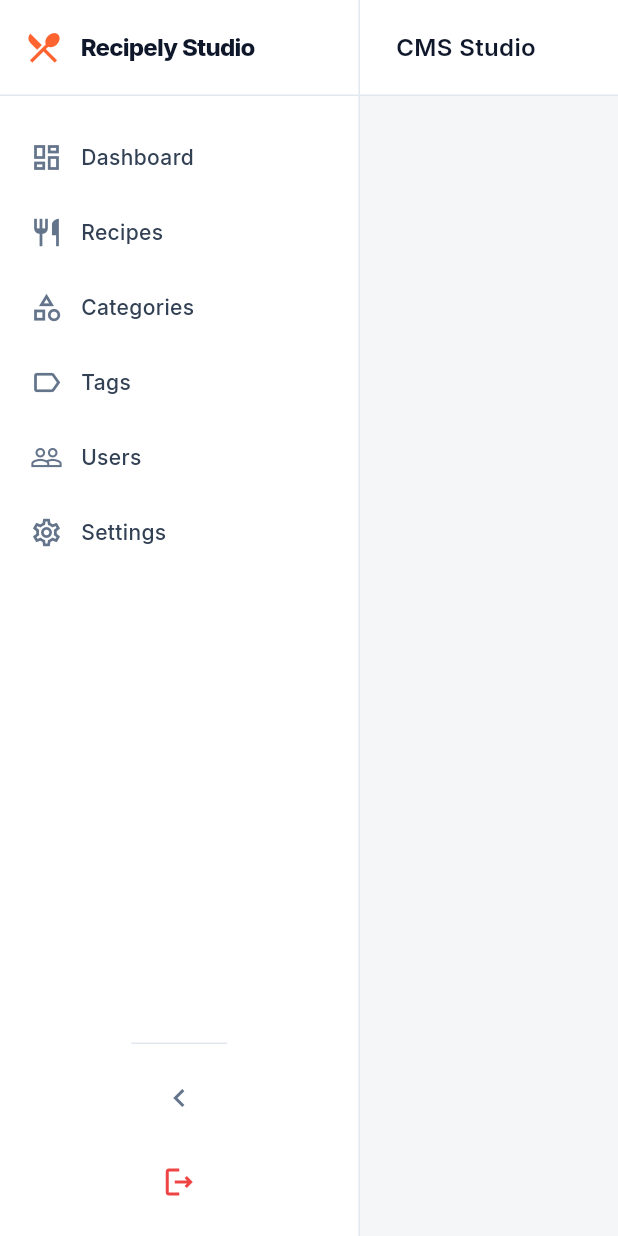
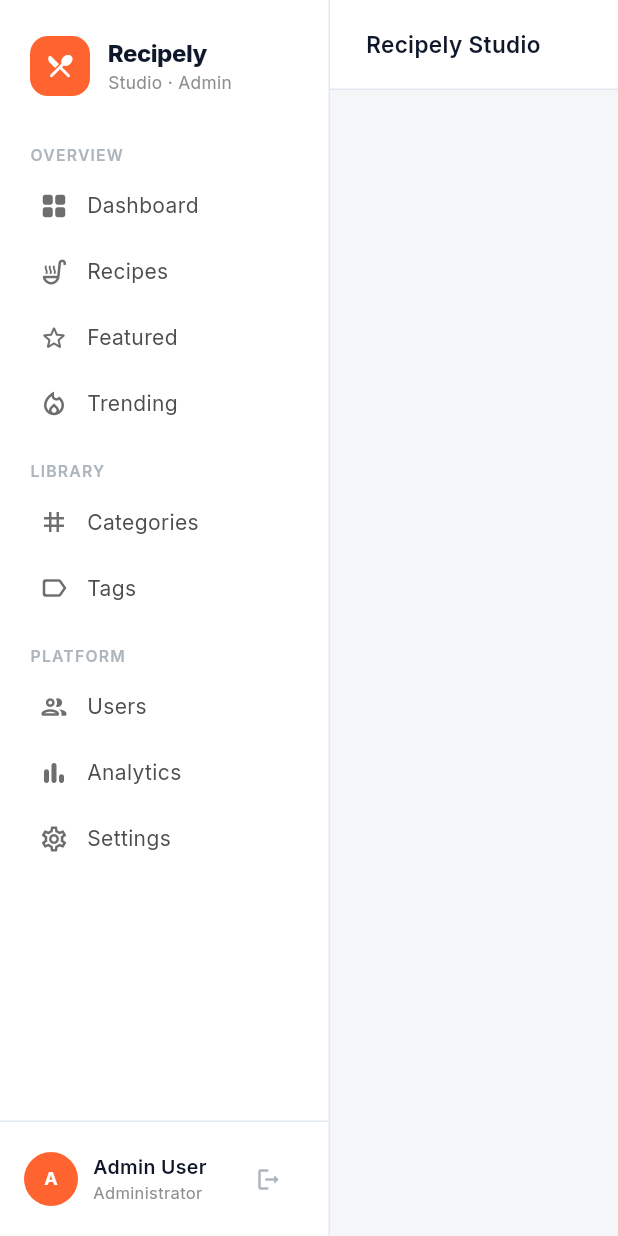
Before and after one commit to sreejithcs007/recipely_studio, a Flutter app: the AdminLayout screen opened directly with empty values, on a phone screen of 412 x 824 dp. Run offline on Flutter 3.47's test engine with Material 3 defaults, Android fonts, the phone set to English and light mode, and no system bars; our stand-ins replace cached_network_image, equatable, file_picker, fl_chart, flutter_bloc, get_it and 3 more; missing offline and left inert: dart:html; accounts and stored records are empty.

Commit message:
feat: implement admin dashboard layout with sidebar navigation and authentication guard

```diff
--- a/lib/shared/widgets/navigation/admin_layout.dart
+++ b/lib/shared/widgets/navigation/admin_layout.dart
@@ -14,8 +14,6 @@ class AdminLayout extends StatefulWidget {
 }
 
 class _AdminLayoutState extends State<AdminLayout> {
-  bool _isSidebarCollapsed = false;
-
   void _onNavigate(String path) {
     context.go(path);
   }
@@ -44,125 +42,222 @@ class _AdminLayoutState extends State<AdminLayout> {
         body: Row(
           children: [
             // ── Sidebar Navigation ──────────────────────────────────────────
-            AnimatedContainer(
-              duration: const Duration(milliseconds: 200),
-              width: _isSidebarCollapsed ? 72 : 240,
+            Container(
+              width: 220,
               decoration: BoxDecoration(
                 color: sidebarBg,
                 border: Border(right: BorderSide(color: borderColor, width: 1)),
               ),
               child: Column(
+                crossAxisAlignment: CrossAxisAlignment.start,
                 children: [
-                  // Sidebar Header (Logo)
+                  // ── Logo Header ──────────────────────────────────────────
+                  Padding(
+                    padding: const EdgeInsets.fromLTRB(20, 24, 20, 24),
+                    child: Row(
+                      children: [
                         Container(
-                    height: 64,
-                    alignment: Alignment.center,
-                    padding: const EdgeInsets.symmetric(horizontal: 16),
+                          width: 40,
+                          height: 40,
                           decoration: BoxDecoration(
-                      border: Border(bottom: BorderSide(color: borderColor, width: 1)),
+                            color: Theme.of(context).primaryColor,
+                            borderRadius: BorderRadius.circular(12),
                           ),
-                    child: Row(
-                      mainAxisAlignment: _isSidebarCollapsed ? MainAxisAlignment.center : MainAxisAlignment.start,
+                          child: const Icon(
+                            Icons.restaurant_menu_rounded,
+                            color: Colors.white,
+                            size: 20,
+                          ),
+                        ),
+                        const SizedBox(width: 12),
+                        Column(
+                          crossAxisAlignment: CrossAxisAlignment.start,
                           children: [
-                        Icon(
-                          Icons.restaurant_menu,
-                          color: Theme.of(context).primaryColor,
-                          size: 26,
-                        ),
-                        if (!_isSidebarCollapsed) ...[
-                          const SizedBox(width: 12),
                             Text(
-                            'Recipely Studio',
+                              'Recipely',
                               style: GoogleFonts.inter(
                                 fontSize: 16,
                                 fontWeight: FontWeight.w800,
                                 color: textColor,
-                              letterSpacing: -0.5,
+                                letterSpacing: -0.3,
                               ),
                             ),
-                        ]
-                      ],
+                            Text(
+                              'Studio · Admin',
+                              style: GoogleFonts.inter(
+                                fontSize: 11.5,
+                                fontWeight: FontWeight.w400,
+                                color: isDark
+                                    ? const Color(0xFF8E8E8E)
+                                    : const Color(0xFF8E8E8E),
                               ),
                             ),
-                  // Sidebar Items List
-                  Expanded(
-                    child: ListView(
-                      padding: const EdgeInsets.symmetric(vertical: 16, horizontal: 8),
-                      children: [
-                        _buildNavItem(
-                          icon: Icons.dashboard_outlined,
-                          activeIcon: Icons.dashboard,
-                          label: 'Dashboard',
-                          path: '/dashboard',
-                          currentRoute: currentRoute,
-                        ),
-                        _buildNavItem(
-                          icon: Icons.restaurant_outlined,
-                          activeIcon: Icons.restaurant,
-                          label: 'Recipes',
-                          path: '/recipes',
-                          currentRoute: currentRoute,
-                        ),
-                        _buildNavItem(
-                          icon: Icons.category_outlined,
-                          activeIcon: Icons.category,
-                          label: 'Categories',
-                          path: '/categories',
-                          currentRoute: currentRoute,
-                        ),
-                        _buildNavItem(
-                          icon: Icons.label_outline,
-                          activeIcon: Icons.label,
-                          label: 'Tags',
-                          path: '/tags',
-                          currentRoute: currentRoute,
-                        ),
-                        _buildNavItem(
-                          icon: Icons.people_outline,
-                          activeIcon: Icons.people,
-                          label: 'Users',
-                          path: '/users',
-                          currentRoute: currentRoute,
-                        ),
-                        _buildNavItem(
-                          icon: Icons.settings_outlined,
-                          activeIcon: Icons.settings,
-                          label: 'Settings',
-                          path: '/settings',
-                          currentRoute: currentRoute,
+                          ],
                         ),
                       ],
                     ),
                   ),
-                  // Sidebar Footer (Collapse Toggle + Logout)
-                  Container(
+
+                  // ── Navigation List ──────────────────────────────────────
+                  Expanded(
+                    child: ListView(
+                      padding: const EdgeInsets.symmetric(horizontal: 12),
+                      children: [
+                        _buildSectionLabel('OVERVIEW', isDark),
+                        _buildNavItem(
+                          icon: Icons.grid_view_rounded,
+                          label: 'Dashboard',
+                          path: '/dashboard',
+                          currentRoute: currentRoute,
+                          isDark: isDark,
+                        ),
+                        _buildNavItem(
+                          icon: Icons.soup_kitchen_outlined,
+                          label: 'Recipes',
+                          path: '/recipes',
+                          currentRoute: currentRoute,
+                          isDark: isDark,
+                        ),
+                        _buildNavItem(
+                          icon: Icons.star_border_rounded,
+                          label: 'Featured',
+                          path: '/featured',
+                          currentRoute: currentRoute,
+                          isDark: isDark,
+                        ),
+                        _buildNavItem(
+                          icon: Icons.local_fire_department_outlined,
+                          label: 'Trending',
+                          path: '/trending',
+                          currentRoute: currentRoute,
+                          isDark: isDark,
+                        ),
+                        const SizedBox(height: 8),
+                        _buildSectionLabel('LIBRARY', isDark),
+                        _buildNavItem(
+                          icon: Icons.grid_3x3_outlined,
+                          label: 'Categories',
+                          path: '/categories',
+                          currentRoute: currentRoute,
+                          isDark: isDark,
+                        ),
+                        _buildNavItem(
+                          icon: Icons.label_outline_rounded,
+                          label: 'Tags',
+                          path: '/tags',
+                          currentRoute: currentRoute,
+                          isDark: isDark,
+                        ),
+                        const SizedBox(height: 8),
+                        _buildSectionLabel('PLATFORM', isDark),
+                        _buildNavItem(
+                          icon: Icons.people_outline_rounded,
+                          label: 'Users',
+                          path: '/users',
+                          currentRoute: currentRoute,
+                          isDark: isDark,
+                        ),
+                        _buildNavItem(
+                          icon: Icons.bar_chart_rounded,
+                          label: 'Analytics',
+                          path: '/analytics',
+                          currentRoute: currentRoute,
+                          isDark: isDark,
+                        ),
+                        _buildNavItem(
+                          icon: Icons.settings_outlined,
+                          label: 'Settings',
+                          path: '/settings',
+                          currentRoute: currentRoute,
+                          isDark: isDark,
+                        ),
+                      ],
+                    ),
+                  ),
+
+                  // ── User Profile Footer ──────────────────────────────────
+                  BlocBuilder<AuthBloc, AuthState>(
+                    builder: (context, state) {
+                      String name = 'Admin User';
+                      String role = 'Administrator';
+                      String initials = 'A';
+
+                      if (state is AuthAuthenticated) {
+                        name = state.user.name.isNotEmpty ? state.user.name : 'Admin User';
+                        role = _formatRole(state.user.role);
+                        initials = name
+                            .split(' ')
+                            .where((e) => e.isNotEmpty)
+                            .map((e) => e[0])
+                            .take(2)
+                            .join()
+                            .toUpperCase();
+                      }
+
+                      return Container(
                         decoration: BoxDecoration(
                           border: Border(top: BorderSide(color: borderColor, width: 1)),
                         ),
-                    padding: const EdgeInsets.symmetric(vertical: 12, horizontal: 8),
+                        padding: const EdgeInsets.symmetric(horizontal: 16, vertical: 14),
+                        child: Row(
+                          children: [
+                            CircleAvatar(
+                              radius: 18,
+                              backgroundColor: Theme.of(context).primaryColor,
+                              child: Text(
+                                initials,
+                                style: GoogleFonts.inter(
+                                  fontSize: 12,
+                                  fontWeight: FontWeight.bold,
+                                  color: Colors.white,
+                                ),
+                              ),
+                            ),
+                            const SizedBox(width: 10),
+                            Expanded(
                               child: Column(
+                                crossAxisAlignment: CrossAxisAlignment.start,
                                 children: [
-                        IconButton(
-                          icon: Icon(
-                            _isSidebarCollapsed ? Icons.chevron_right : Icons.chevron_left,
-                            color: isDark ? const Color(0xFFA1A1AA) : const Color(0xFF64748B),
+                                  Text(
+                                    name,
+                                    style: GoogleFonts.inter(
+                                      fontSize: 13,
+                                      fontWeight: FontWeight.w600,
+                                      color: textColor,
                                     ),
-                          onPressed: () {
-                            setState(() {
-                              _isSidebarCollapsed = !_isSidebarCollapsed;
-                            });
-                          },
+                                    overflow: TextOverflow.ellipsis,
                                   ),
-                        const SizedBox(height: 8),
-                        IconButton(
-                          icon: const Icon(
-                            Icons.logout_outlined,
-                            color: Color(0xFFEF4444),
+                                  Text(
+                                    role,
+                                    style: GoogleFonts.inter(
+                                      fontSize: 11,
+                                      fontWeight: FontWeight.w400,
+                                      color: isDark
+                                          ? const Color(0xFF8E8E8E)
+                                          : const Color(0xFF8E8E8E),
                                     ),
-                          onPressed: _onLogout,
+                                    overflow: TextOverflow.ellipsis,
                                   ),
                                 ],
                               ),
+                            ),
+                            IconButton(
+                              icon: Icon(
+                                Icons.logout_rounded,
+                                color: isDark
+                                    ? const Color(0xFF8E8E8E)
+                                    : const Color(0xFFADB5BD),
+                                size: 18,
+                              ),
+                              padding: EdgeInsets.zero,
+                              constraints: const BoxConstraints(),
+                              onPressed: _onLogout,
+                              tooltip: 'Sign out',
+                            ),
+                          ],
+                        ),
+                      );
+                    },
                   ),
                 ],
               ),
@@ -174,7 +269,7 @@ class _AdminLayoutState extends State<AdminLayout> {
                 children: [
                   // Top Sticky Navigation Bar
                   Container(
-                    height: 64,
+                    height: 60,
                     padding: const EdgeInsets.symmetric(horizontal: 24),
                     decoration: BoxDecoration(
                       color: topbarBg,
@@ -183,46 +278,46 @@ class _AdminLayoutState extends State<AdminLayout> {
                     child: Row(
                       mainAxisAlignment: MainAxisAlignment.spaceBetween,
                       children: [
-                        // Breadcrumbs / Section Title
-                        Row(
-                          children: [
                         Text(
                           _getRouteName(currentRoute),
                           style: GoogleFonts.inter(
-                                fontSize: 16,
+                            fontSize: 15,
                             fontWeight: FontWeight.w600,
                             color: textColor,
                           ),
                         ),
-                          ],
-                        ),
-                        // Right widgets (Theme toggle, notifications, profile initials)
-                        Row(
-                          children: [
                         BlocBuilder<AuthBloc, AuthState>(
                           builder: (context, state) {
                             if (state is AuthAuthenticated) {
                               final initials = state.user.name.isNotEmpty
-                                      ? state.user.name.split(' ').map((e) => e[0]).join().toUpperCase()
+                                  ? state.user.name
+                                      .split(' ')
+                                      .where((e) => e.isNotEmpty)
+                                      .map((e) => e[0])
+                                      .take(2)
+                                      .join()
+                                      .toUpperCase()
                                   : 'A';
                               return Row(
                                 children: [
                                   Text(
                                     state.user.name,
                                     style: GoogleFonts.inter(
-                                          fontSize: 14,
+                                      fontSize: 13,
                                       fontWeight: FontWeight.w500,
-                                          color: isDark ? const Color(0xFFA1A1AA) : const Color(0xFF475569),
+                                      color: isDark
+                                          ? const Color(0xFFA1A1AA)
+                                          : const Color(0xFF6C757D),
                                     ),
                                   ),
-                                      const SizedBox(width: 12),
+                                  const SizedBox(width: 10),
                                   CircleAvatar(
-                                        radius: 18,
+                                    radius: 17,
                                     backgroundColor: Theme.of(context).primaryColor,
                                     child: Text(
-                                          initials.length > 2 ? initials.substring(0, 2) : initials,
+                                      initials,
                                       style: GoogleFonts.inter(
-                                            fontSize: 12,
+                                        fontSize: 11,
                                         fontWeight: FontWeight.bold,
                                         color: Colors.white,
                                       ),
@@ -236,13 +331,9 @@ class _AdminLayoutState extends State<AdminLayout> {
                         ),
                       ],
                     ),
-                      ],
                   ),
-                  ),
-                  // Tab contents
-                  Expanded(
-                    child: widget.child,
-                  ),
+                  // Page body
+                  Expanded(child: widget.child),
                 ],
               ),
             ),
@@ -252,73 +343,98 @@ class _AdminLayoutState extends State<AdminLayout> {
     );
   }
 
+  Widget _buildSectionLabel(String label, bool isDark) {
+    return Padding(
+      padding: const EdgeInsets.fromLTRB(8, 8, 8, 4),
+      child: Text(
+        label,
+        style: GoogleFonts.inter(
+          fontSize: 10.5,
+          fontWeight: FontWeight.w600,
+          color: isDark ? const Color(0xFF6E6E6E) : const Color(0xFFADB5BD),
+          letterSpacing: 0.8,
+        ),
+      ),
+    );
+  }
+
   Widget _buildNavItem({
     required IconData icon,
-    required IconData activeIcon,
     required String label,
     required String path,
     required String currentRoute,
+    required bool isDark,
   }) {
     final isSelected = currentRoute == path || currentRoute.startsWith('$path/');
-    final isDark = Theme.of(context).brightness == Brightness.dark;
     final primaryColor = Theme.of(context).primaryColor;
 
     return Padding(
-      padding: const EdgeInsets.symmetric(vertical: 4),
-      child: Tooltip(
-        message: _isSidebarCollapsed ? label : '',
+      padding: const EdgeInsets.symmetric(vertical: 2),
       child: InkWell(
         onTap: () => _onNavigate(path),
-          borderRadius: BorderRadius.circular(8),
+        borderRadius: BorderRadius.circular(50),
         child: AnimatedContainer(
           duration: const Duration(milliseconds: 150),
-            padding: const EdgeInsets.symmetric(vertical: 10, horizontal: 12),
+          padding: const EdgeInsets.symmetric(vertical: 10, horizontal: 14),
           decoration: BoxDecoration(
             color: isSelected
-                  ? primaryColor.withOpacity(0.08)
+                ? primaryColor.withOpacity(0.10)
                 : Colors.transparent,
-              borderRadius: BorderRadius.circular(8),
-              border: isSelected
-                  ? Border(left: BorderSide(color: primaryColor, width: 3.5))
-                  : null,
+            borderRadius: BorderRadius.circular(50),
           ),
           child: Row(
-              mainAxisAlignment: _isSidebarCollapsed ? MainAxisAlignment.center : MainAxisAlignment.start,
             children: [
               Icon(
-                  isSelected ? activeIcon : icon,
-                  color: isSelected ? primaryColor : (isDark ? const Color(0xFFA1A1AA) : const Color(0xFF64748B)),
-                  size: 22,
+                icon,
+                size: 20,
+                color: isSelected
+                    ? primaryColor
+                    : (isDark ? const Color(0xFF8E8E8E) : const Color(0xFF6E6E6E)),
               ),
-                if (!_isSidebarCollapsed) ...[
               const SizedBox(width: 12),
               Text(
                 label,
                 style: GoogleFonts.inter(
                   fontSize: 14,
-                      fontWeight: isSelected ? FontWeight.w600 : FontWeight.w500,
-                      color: isSelected ? primaryColor : (isDark ? const Color(0xFFFAFAFA) : const Color(0xFF334155)),
+                  fontWeight: isSelected ? FontWeight.w600 : FontWeight.w400,
+                  color: isSelected
+                      ? primaryColor
+                      : (isDark ? const Color(0xFFCDCDCD) : const Color(0xFF4E4E4E)),
                 ),
               ),
             ],
-              ],
-            ),
           ),
         ),
       ),
     );
   }
 
+  String _formatRole(String role) {
+    switch (role) {
+      case 'admin':
+        return 'Administrator';
+      case 'editor':
+        return 'Content Editor';
+      case 'moderator':
+        return 'Moderator';
+      default:
+        return 'Admin User';
+    }
+  }
+
   String _getRouteName(String path) {
-    if (path.startsWith('/dashboard')) return 'Dashboard Overview';
+    if (path.startsWith('/dashboard')) return 'Dashboard';
     if (path.startsWith('/recipes/new')) return 'Recipes / Add New Recipe';
     if (path.startsWith('/recipes/edit')) return 'Recipes / Edit Recipe';
     if (path.startsWith('/recipes/preview')) return 'Recipes / Preview Recipe';
-    if (path.startsWith('/recipes')) return 'Recipe Management';
-    if (path.startsWith('/categories')) return 'Category Management';
-    if (path.startsWith('/tags')) return 'Tag Management';
-    if (path.startsWith('/users')) return 'User Directory';
-    if (path.startsWith('/settings')) return 'System Settings';
-    return 'CMS Studio';
+    if (path.startsWith('/recipes')) return 'Recipes';
+    if (path.startsWith('/categories')) return 'Categories';
+    if (path.startsWith('/tags')) return 'Tags';
+    if (path.startsWith('/users')) return 'Users';
+    if (path.startsWith('/featured')) return 'Featured';
+    if (path.startsWith('/trending')) return 'Trending';
+    if (path.startsWith('/analytics')) return 'Analytics';
+    if (path.startsWith('/settings')) return 'Settings';
+    return 'Recipely Studio';
   }
 }
```
Lines whose indentation alone changed are shown as unchanged.
